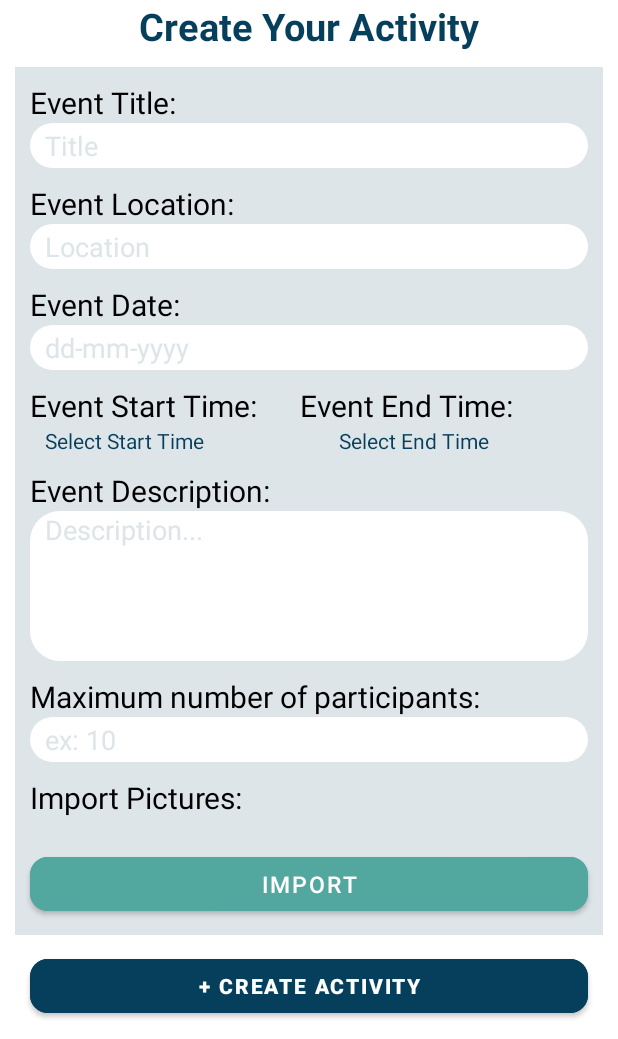
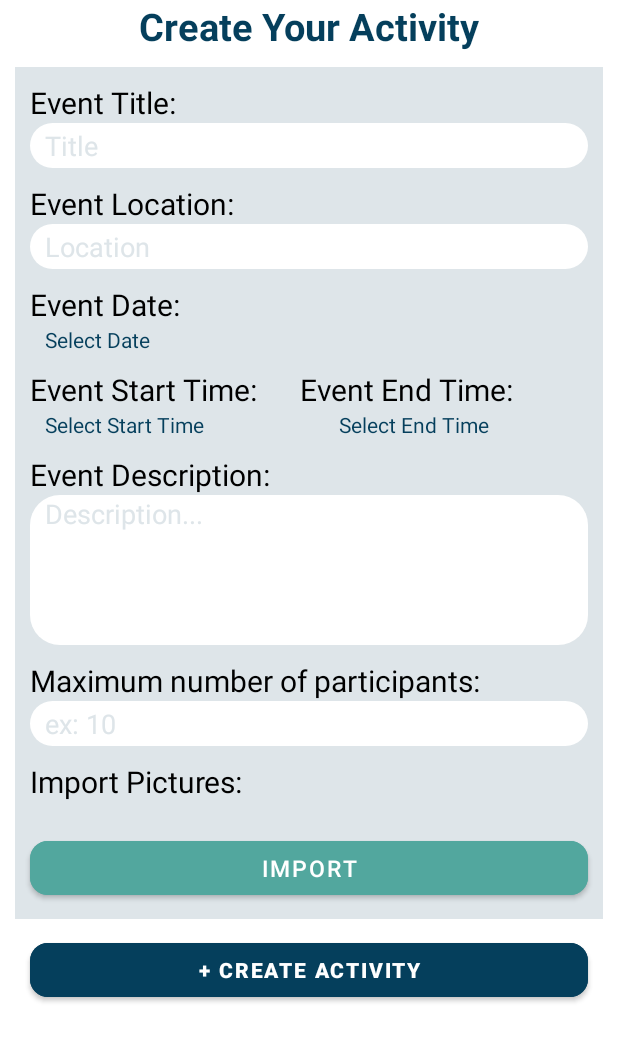
Before and after one commit to AC159/Soen-490-Papilio, an Android app: the CreateActivity screen opened directly, with no data from a screen before it, on a phone screen of 412 x 824 dp, the part 197-1236 px from its top. Run offline under Robolectric (Android 15) with nearby library versions, the phone set to English and light mode, and no system bars.

Commit message:
Added proper date picker for activity creation

```diff
--- a/app/src/main/java/com/soen490chrysalis/papilio/view/CreateActivity.kt
+++ b/app/src/main/java/com/soen490chrysalis/papilio/view/CreateActivity.kt
@@ -1,5 +1,6 @@
 package com.soen490chrysalis.papilio.view
 
+import android.icu.util.Calendar
 import android.net.Uri
 import androidx.appcompat.app.AppCompatActivity
 import android.os.Bundle
@@ -10,6 +11,8 @@ import androidx.activity.result.PickVisualMediaRequest
 import androidx.activity.result.contract.ActivityResultContracts
 import androidx.lifecycle.ViewModelProvider
 import com.soen490chrysalis.papilio.databinding.ActivityCreateActivityBinding
+import com.soen490chrysalis.papilio.view.dialogs.DatePickerFragment
+import com.soen490chrysalis.papilio.view.dialogs.EventDate
 import com.soen490chrysalis.papilio.view.dialogs.EventTime
 import com.soen490chrysalis.papilio.view.dialogs.TimePickerFragment
 import com.soen490chrysalis.papilio.viewModel.CreateActivityViewModel
@@ -24,6 +27,10 @@ class CreateActivity : AppCompatActivity()
     private var pictureURIs : List<Uri> = ArrayList()
     private var startTime : EventTime = EventTime(0, 0)
     private var endTime : EventTime = EventTime(0, 0)
+
+    private val c : Calendar = Calendar.getInstance()
+    private var activityDate =
+        EventDate(c.get(Calendar.YEAR), c.get(Calendar.MONTH), c.get(Calendar.DAY_OF_MONTH))
 
     override fun onCreate(savedInstanceState : Bundle?)
     {
@@ -50,6 +57,16 @@ class CreateActivity : AppCompatActivity()
         // Setup a listener on the create activity button
         binding.createActivityBtn.setOnClickListener {
             handleUserInputValidation()
+        }
+
+        binding.selectDateBtn.setOnClickListener {
+            val datePicker = DatePickerFragment(
+                ::activityDateCallback,
+                activityDate.year,
+                activityDate.month,
+                activityDate.day
+            )
+            datePicker.show(supportFragmentManager, "Select Activity Date")
         }
 
         binding.selectStartTimeBtn.setOnClickListener {
@@ -89,6 +106,13 @@ class CreateActivity : AppCompatActivity()
         }
     }
 
+    private fun activityDateCallback(date : EventDate)
+    {
+        activityDate = date
+        binding.selectDateBtn.text =
+            "${activityDate.month + 1}/${activityDate.day}/${activityDate.year}"
+    }
+
     private fun startTimeCallback(time : EventTime)
     {
         startTime = time
@@ -119,7 +143,6 @@ class CreateActivity : AppCompatActivity()
     {
         val activityTitle : String = binding.eventTitle.text.toString()
         val location : String = binding.eventLocation.text.toString()
-        val date : String = binding.eventDate.text.toString()
         val description : String = binding.eventDescription.text.toString()
         val maxNbrOfParticipants : String = binding.eventMaxNumberParticipants.text.toString()
 
@@ -133,12 +156,6 @@ class CreateActivity : AppCompatActivity()
         if (locationValidation != null)
         {
             binding.eventLocation.error = locationValidation
-        }
-
-        val dateValidation = createActivityViewModel.validateActivityDate(date)
-        if (dateValidation != null)
-        {
-            binding.eventDate.error = dateValidation
         }
 
         val descriptionValidation =
--- a/app/src/main/java/com/soen490chrysalis/papilio/view/dialogs/TimePickerFragment.kt
+++ b/app/src/main/java/com/soen490chrysalis/papilio/view/dialogs/TimePickerFragment.kt
@@ -2,7 +2,6 @@ package com.soen490chrysalis.papilio.view.dialogs
 
 import android.app.Dialog
 import android.app.TimePickerDialog
-import android.icu.util.Calendar
 import android.os.Bundle
 import android.text.format.DateFormat
 import android.util.Log
@@ -33,9 +32,4 @@ class TimePickerFragment(
         eventTime.minute = minute
         onTimeSetCallback(eventTime)
     }
-
-    fun getTime() : EventTime
-    {
-        return eventTime
-    }
 }
--- a/app/src/main/java/com/soen490chrysalis/papilio/viewModel/CreateActivityViewModel.kt
+++ b/app/src/main/java/com/soen490chrysalis/papilio/viewModel/CreateActivityViewModel.kt
@@ -15,11 +15,6 @@ class CreateActivityViewModel : ViewModel()
     }
 
     fun validateActivityLocation(location : String) : String?
-    {
-        return null
-    }
-
-    fun validateActivityDate(date : String) : String?
     {
         return null
     }
--- a/app/src/main/res/layout/activity_create_activity.xml
+++ b/app/src/main/res/layout/activity_create_activity.xml
@@ -114,20 +114,16 @@
                             android:textColor="@color/black"
                             android:textSize="20sp" />
 
-                        <EditText
-                            android:id="@+id/event_date"
-                            android:layout_width="match_parent"
-                            android:layout_height="30dp"
-                            android:layout_marginHorizontal="10dp"
-                            android:background="@drawable/edit_text_shape"
-                            android:backgroundTint="@color/white"
-                            android:ems="10"
-                            android:hint="@string/dd_mm_yyyy"
-                            android:paddingStart="10dp"
-                            android:inputType="date"
-                            android:textColor="@color/black"
-                            android:textColorHint="#DEE5E9"
-                            tools:ignore="RtlSymmetry" />
+                        <TextView
+                            android:id="@+id/select_date_btn"
+                            android:layout_width="wrap_content"
+                            android:layout_height="0dp"
+                            android:layout_weight="1"
+                            android:layout_marginStart="20dp"
+                            android:clickable="true"
+                            android:textColor="@color/dark_blue"
+                            android:text="@string/select_date"
+                            android:focusable="true" />
 
                         <LinearLayout
                             android:id="@+id/LinearLayout01"
--- a/app/src/main/res/values/strings.xml
+++ b/app/src/main/res/values/strings.xml
@@ -137,4 +137,5 @@
     <string name="papilio_logo">Papilio logo</string>
     <string name="select_start_time">Select Start Time</string>
     <string name="select_end_time">Select End Time</string>
+    <string name="select_date">Select Date</string>
 </resources>
```
Also changed, not shown: app/src/main/java/com/soen490chrysalis/papilio/view/dialogs/DatePickerFragment.kt (added, +42 -0 lines).
